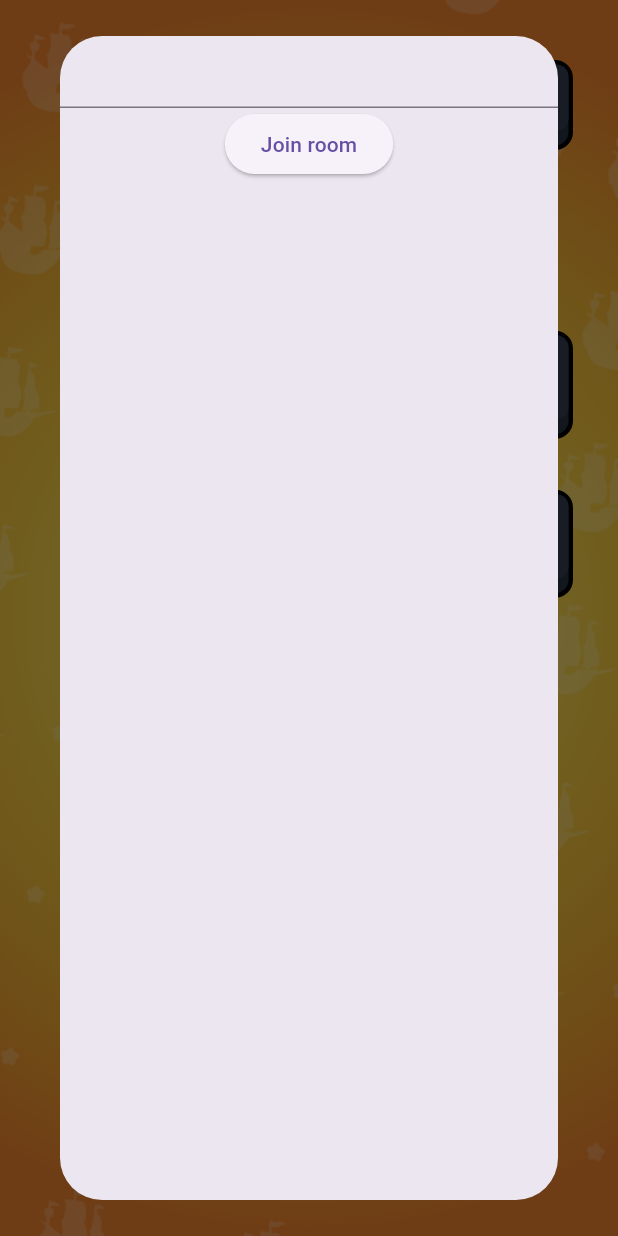
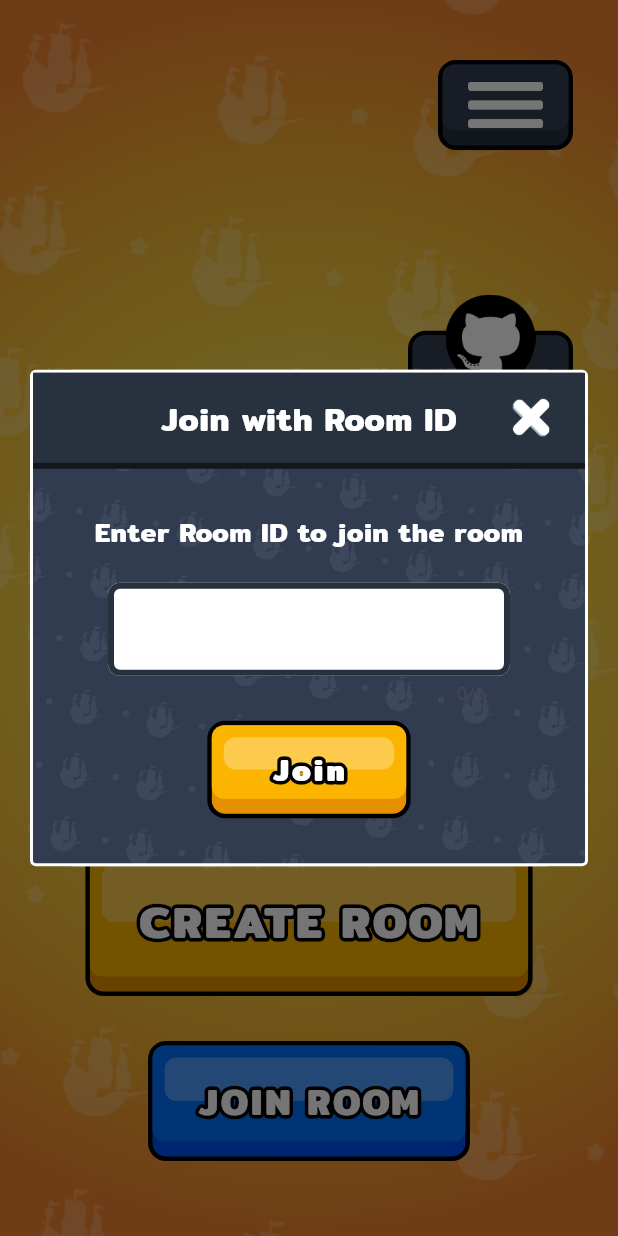
Before and after one commit to xuuanthuc/The-Warship-simple-game, a Flutter app: the screen it shows after launch, after a tap on "JOIN ROOM", on a phone screen of 412 x 824 dp. Run offline on Flutter 3.47's test engine with Material 3 defaults, Android fonts, the phone set to English and light mode, and no system bars; our stand-ins replace bloc, cloud_firestore, connectivity_plus, dio, equatable, firebase_core and 5 more; missing offline and left inert: flame, flame_bloc; accounts and stored records are empty; generated files the repository leaves out were written again.

Commit message:
update UI dialog join room

```diff
--- a/lib/src/screens/game_clients/lobby_screen.dart
+++ b/lib/src/screens/game_clients/lobby_screen.dart
@@ -2,8 +2,8 @@ import 'package:cloud_firestore/cloud_firestore.dart';
 import 'package:connectivity_plus/connectivity_plus.dart';
 import 'package:flutter/material.dart';
 import 'package:flutter_bloc/flutter_bloc.dart';
-import 'package:template/src/routes/navigation_service.dart';
 import 'package:template/src/screens/game_clients/bloc/game_client_cubit.dart';
+import 'package:template/src/screens/game_clients/widgets/join_room_dialog.dart';
 import 'package:template/src/screens/widgets/primary_button.dart';
 import 'package:template/src/screens/widgets/secondary_button.dart';
 import 'package:template/src/style/app_images.dart';
@@ -14,15 +14,8 @@ import '../../bloc/connectivity/connectivity_bloc.dart';
 import '../../models/player.dart';
 import '../../utilities/toast.dart';
 
-class LobbyScreen extends StatefulWidget {
+class LobbyScreen extends StatelessWidget {
   const LobbyScreen({super.key});
-
-  @override
-  State<LobbyScreen> createState() => _LobbyScreenState();
-}
-
-class _LobbyScreenState extends State<LobbyScreen> {
-  final TextEditingController _controller = TextEditingController();
 
   Future<void> _launchUrl(String url) async {
     if (!await launchUrl(Uri.parse(url))) {
@@ -30,25 +23,11 @@ class _LobbyScreenState extends State<LobbyScreen> {
     }
   }
 
-  void _enterRoomCodeDialog() {
+  void _enterRoomCodeDialog(BuildContext context) {
     showDialog<String?>(
         context: context,
         builder: (context) {
-          return Dialog(
-            child: Column(
-              children: [
-                TextField(
-                  controller: _controller,
-                ),
-                ElevatedButton(
-                  onPressed: () {
-                    navService.pop(result: _controller.text);
-                  },
-                  child: const Text("Join room"),
-                )
-              ],
-            ),
-          );
+          return const JoinRoomDialog();
         }).then((code) {
       if (code != null) {
         final connectionResult = context.read<ConnectivityBloc>().state.result;
@@ -130,12 +109,13 @@ class _LobbyScreenState extends State<LobbyScreen> {
           ),
           const SizedBox(height: 30),
           PrimaryButton.secondary(
-            onPressed: () {
-              _enterRoomCodeDialog();
-            },
+            onPressed: () => _enterRoomCodeDialog(context),
             text: "JOIN ROOM",
             fontSize: 24,
-            padding: const EdgeInsets.symmetric(vertical: 20, horizontal: 30),
+            padding: const EdgeInsets.symmetric(
+              vertical: 20,
+              horizontal: 30,
+            ),
           ),
         ],
       ),
--- /dev/null
+++ b/lib/src/screens/game_clients/widgets/join_room_dialog.dart
@@ -0,0 +1,182 @@
+import 'package:flutter/cupertino.dart';
+import 'package:flutter/material.dart';
+import 'package:flutter/services.dart';
+import 'package:template/src/screens/widgets/primary_button.dart';
+import 'package:template/src/style/app_colors.dart';
+import 'package:template/src/style/app_images.dart';
+
+import '../../../routes/navigation_service.dart';
+
+class JoinRoomDialog extends StatefulWidget {
+  const JoinRoomDialog({super.key});
+
+  @override
+  State<JoinRoomDialog> createState() => _JoinRoomDialogState();
+}
+
+class _JoinRoomDialogState extends State<JoinRoomDialog>
+    with TickerProviderStateMixin {
+  late final AnimationController _controller = AnimationController(
+    duration: const Duration(seconds: 3),
+    vsync: this,
+  )..repeat(reverse: true);
+  final TextEditingController _editingController = TextEditingController();
+
+  @override
+  void dispose() {
+    _controller.dispose();
+    super.dispose();
+  }
+
+  @override
+  Widget build(BuildContext context) {
+    return Dialog(
+      insetPadding: const EdgeInsets.all(20),
+      child: Container(
+        width: MediaQuery.sizeOf(context).width * 0.3,
+        constraints: const BoxConstraints(minWidth: 500),
+        decoration: BoxDecoration(
+          color: AppColors.gray,
+          borderRadius: BorderRadius.circular(4),
+          border: Border.all(
+            width: 2,
+            color: Colors.white,
+          ),
+        ),
+        child: Stack(
+          children: [
+            Positioned.fill(
+              child: Opacity(
+                opacity: 0.3,
+                child: ScaleTransition(
+                  scale:
+                      Tween<double>(begin: 1, end: 1.05).animate(_controller),
+                  child: Image.asset(
+                    AppImages.lobby,
+                    fit: BoxFit.cover,
+                  ),
+                ),
+              ),
+            ),
+            Column(
+              mainAxisSize: MainAxisSize.min,
+              children: [
+                Container(
+                  decoration: const BoxDecoration(
+                    color: AppColors.grayDark,
+                    border: Border(
+                      bottom: BorderSide(
+                        width: 4,
+                        color: Colors.black54,
+                      ),
+                    ),
+                  ),
+                  height: 64,
+                  padding: const EdgeInsets.all(8),
+                  child: Stack(
+                    children: [
+                      const Positioned.fill(
+                        child: Center(
+                          child: Text(
+                            "Join with Room ID",
+                            textAlign: TextAlign.center,
+                            style: TextStyle(
+                              fontFamily: "Mitr",
+                              fontWeight: FontWeight.w600,
+                              fontSize: 22,
+                              color: Colors.white,
+                            ),
+                          ),
+                        ),
+                      ),
+                      Row(
+                        mainAxisAlignment: MainAxisAlignment.end,
+                        children: [
+                          IconButton(
+                            onPressed: () => navService.pop(),
+                            icon: SizedBox(
+                              width: 40,
+                              height: 40,
+                              child: Image.asset(AppImages.close),
+                            ),
+                          )
+                        ],
+                      ),
+                    ],
+                  ),
+                ),
+                const SizedBox(height: 30),
+                const Text(
+                  "Enter Room ID to join the room",
+                  textAlign: TextAlign.center,
+                  style: TextStyle(
+                    fontFamily: "Mitr",
+                    fontWeight: FontWeight.w600,
+                    fontSize: 18,
+                    color: Colors.white,
+                  ),
+                ),
+                Padding(
+                  padding: const EdgeInsets.symmetric(
+                    horizontal: 50,
+                    vertical: 20,
+                  ).copyWith(bottom: 10),
+                  child: TextField(
+                    controller: _editingController,
+                    textAlign: TextAlign.center,
+                    cursorWidth: 5,
+                    maxLength: 6,
+                    inputFormatters: [
+                      UpperCaseTextFormatter(),
+                    ],
+                    style: const TextStyle(
+                      fontSize: 20,
+                      fontWeight: FontWeight.w700,
+                    ),
+                    cursorColor: AppColors.grayDark,
+                    decoration: InputDecoration(
+                      filled: true,
+                      fillColor: Colors.white,
+                      enabledBorder: OutlineInputBorder(
+                        borderRadius: BorderRadius.circular(8),
+                        borderSide: const BorderSide(
+                            color: AppColors.grayDark, width: 4),
+                      ),
+                      focusedBorder: OutlineInputBorder(
+                        borderRadius: BorderRadius.circular(8),
+                        borderSide: const BorderSide(
+                          color: AppColors.grayDark,
+                          width: 4,
+                        ),
+                      ),
+                    ),
+                  ),
+                ),
+                PrimaryButton.primary(
+                  onPressed: () {
+                    navService.pop(result: _editingController.text);
+                  },
+                  text: "Join",
+                  fontSize: 20,
+                  padding: EdgeInsets.symmetric(horizontal: 40, vertical: 15),
+                ),
+                const SizedBox(height: 30),
+              ],
+            ),
+          ],
+        ),
+      ),
+    );
+  }
+}
+
+class UpperCaseTextFormatter extends TextInputFormatter {
+  @override
+  TextEditingValue formatEditUpdate(
+      TextEditingValue oldValue, TextEditingValue newValue) {
+    return TextEditingValue(
+      text: newValue.text.toUpperCase(),
+      selection: newValue.selection,
+    );
+  }
+}
--- a/lib/src/style/app_images.dart
+++ b/lib/src/style/app_images.dart
@@ -12,6 +12,7 @@ abstract class AppImages {
   static const String stackOverflow = "assets/images/stack_overflow.png";
   static const String menu = "assets/images/menu.png";
   static const String arrowBack = "assets/images/arrow_back.png";
+  static const String close = "assets/images/close.png";
   //type A
   static const String previewA = "battleships/type_a_preview.png";
   static const String mediumShipA = "battleships/medium_ship_a.png";
```
Also changed, not shown: assets/images/close.png (added), 1 other file.
